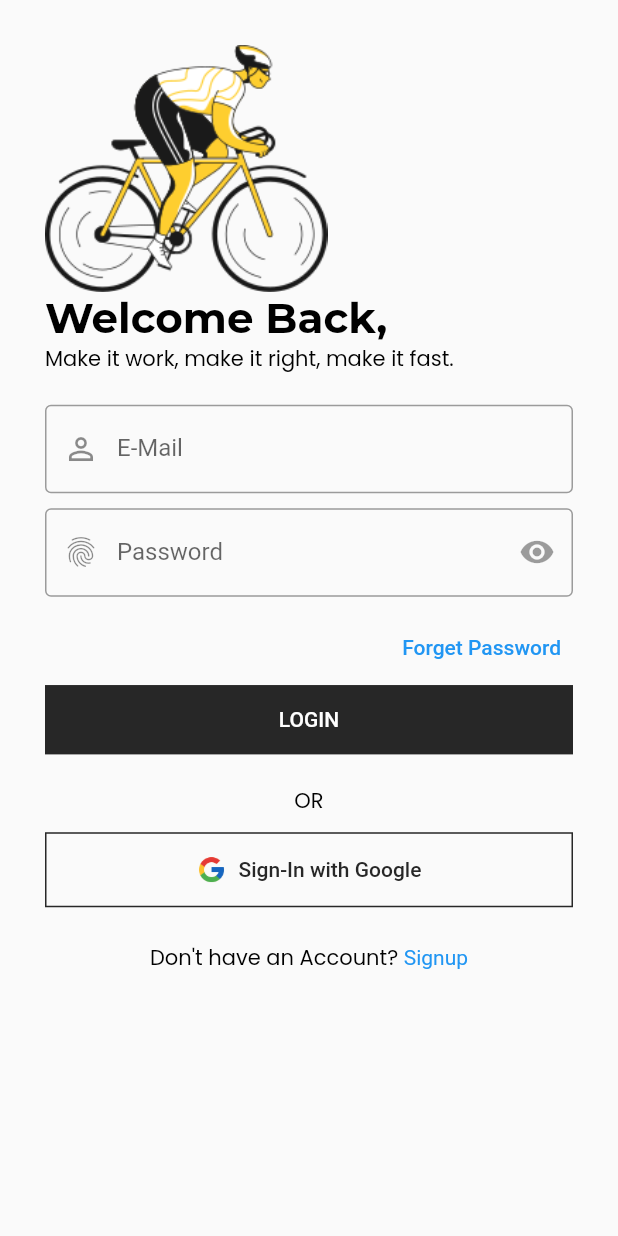
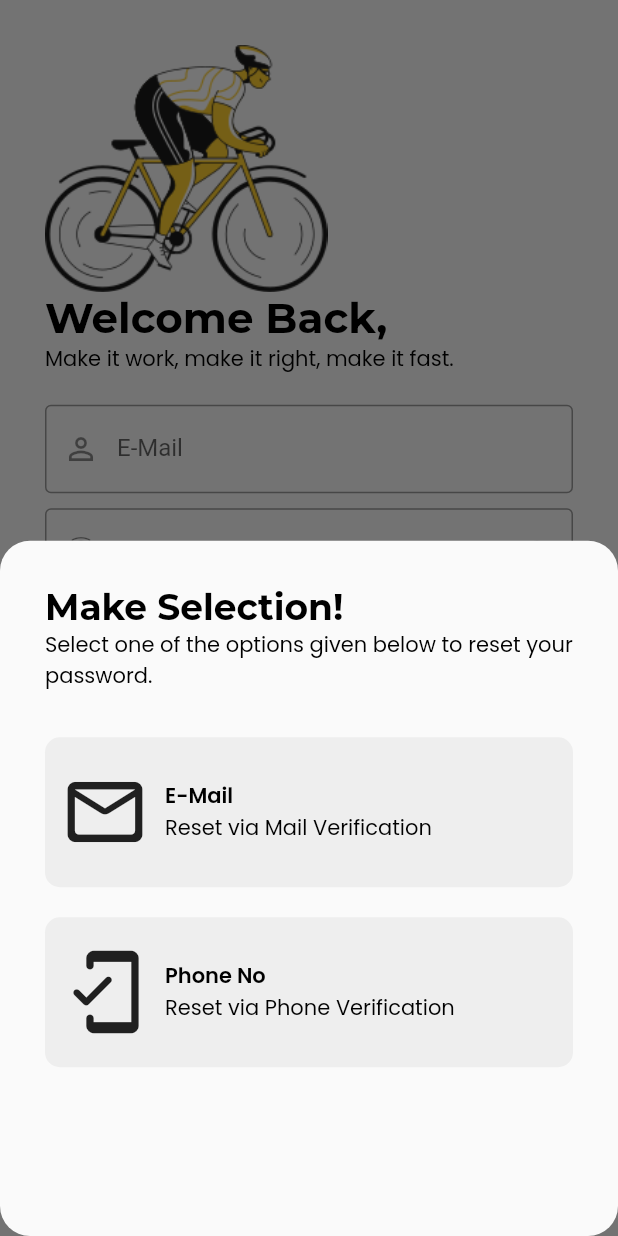
Before and after one commit to kyanhtrang/NT114.N21_FINALPROJECT, a Flutter app: the LoginScreen screen opened directly, after a tap on "Forget Password", on a phone screen of 412 x 824 dp. Run offline on Flutter 3.47's test engine with Material 2 defaults, Android fonts, the light colour scheme and no system bars; our stand-ins replace get, google_fonts, liquid_swipe, smooth_page_indicator.

Commit message:
add forget password screen

```diff
--- a/final_project/lib/src/constants/images_strings.dart
+++ b/final_project/lib/src/constants/images_strings.dart
@@ -1,22 +1,17 @@
 const String tSplashTopIcon = "assets/images/splash_images/splash-top-icon.png";
 const String tSplashImage = "assets/images/splash_images/splash-screen-image.png";
-
-
 
 // -- OnBoarding Screen Images
 const String tOnBoardingImage1 = "assets/images/on_boarding_images/on-boarding-image-1.png";
 const String tOnBoardingImage2 = "assets/images/on_boarding_images/on-boarding-image-2.png";
 const String tOnBoardingImage3 = "assets/images/on_boarding_images/on-boarding-image-3.png";
 
-
 // -- Welcome Screen Images
 // -- also used in Login & SignUp
 const String tWelcomeScreenImage = "assets/images/welcome_images/welcome-screen-image.png";
 
-
 // -- Login & SignUp Images
 const String tGoogleLogoImage = "assets/logo/google-logo.png";
 
-
 // -- Forget Password Images
 const String tForgetPasswordImage = "assets/images/forget_password/forget-password.png";
--- a/final_project/lib/src/constants/text_strings.dart
+++ b/final_project/lib/src/constants/text_strings.dart
@@ -9,11 +9,9 @@ const String tFullName = "Full Name";
 const String tForgetPassword = "Forget Password";
 const String tSignInWithGoogle = "Sign-In with Google";
 
-
 // -- Splash Screen Text
 const String tAppName = "Vehicle Renting";
 const String tAppTagLine = "Like Traveling. \nBook me now!";
-
 
 // -- On Boarding Text
 const String tOnBoardingTitle1 = "Build Awesome Apps";
@@ -26,11 +24,9 @@ const String tOnBoardingCounter1 = "1/3";
 const String tOnBoardingCounter2 = "2/3";
 const String tOnBoardingCounter3 = "3/3";
 
-
 // -- Welcome Screen Text
 const String tWelcomeTitle = "Build Awesome Apps";
 const String tWelcomeSubTitle = "Let's put your creativity on the development highway.";
-
 
 // -- Login Screen Text
 const String tLoginTitle = "Welcome Back,";
@@ -38,12 +34,10 @@ const String tLoginSubTitle = "Make it work, make it right, make it fast.";
 const String tRememberMe = "Remember Me?";
 const String tDontHaveAnAccount = "Don't have an Account? ";
 
-
 // -- Sign Up Screen Text
 const String tSignUpTitle = "Get On Board!";
 const String tSignUpSubTitle = "Create your profile to start your Journey.";
 const String tAlreadyHaveAnAccount = "Already have an Account? ";
-
 
 // -- Forget Password Text
 const String tForgetPasswordTitle = "Make Selection!";
--- /dev/null
+++ b/final_project/lib/src/features/authentication/screens/forget_password/forget_password_options/bottom_sheet_button_widget.dart
@@ -0,0 +1,43 @@
+import 'package:flutter/cupertino.dart';
+import 'package:flutter/material.dart';
+
+class ForgetPasswordBtnWidget extends StatelessWidget {
+  const ForgetPasswordBtnWidget({
+    required this.btnIcon,
+    required this.title,
+    required this.subTitle,
+    required this.onTap,
+    Key? key,
+  }) : super(key: key);
+
+  final IconData btnIcon;
+  final String title, subTitle;
+  final VoidCallback onTap;
+
+  @override
+  Widget build(BuildContext context) {
+    return GestureDetector(
+      onTap: onTap,
+      child: Container(
+        padding: const EdgeInsets.symmetric(vertical: 20, horizontal: 10.0),
+        decoration: BoxDecoration(
+          borderRadius: BorderRadius.circular(10.0),
+          color: Colors.grey.shade200,
+        ),
+        child: Row(
+          children: [
+            Icon(btnIcon, size: 60.0),
+            const SizedBox(width: 10.0),
+            Column(
+              crossAxisAlignment: CrossAxisAlignment.start,
+              children: [
+                Text(title, style: Theme.of(context).textTheme.headline6),
+                Text(subTitle, style: Theme.of(context).textTheme.bodyText2),
+              ],
+            )
+          ],
+        ),
+      ),
+    );
+  }
+}
--- /dev/null
+++ b/final_project/lib/src/features/authentication/screens/forget_password/forget_password_options/forget_password_bottom_sheet.dart
@@ -0,0 +1,46 @@
+import 'package:flutter/material.dart';
+import 'package:get/get.dart';
+import 'package:get/get_core/src/get_main.dart';
+
+import '../../../../../constants/sizes.dart';
+import '../../../../../constants/text_strings.dart';
+import '../forget_password_mail/forget_password_mail.dart';
+import 'bottom_sheet_button_widget.dart';
+
+class ForgetPasswordScreen {
+  static Future<dynamic> buildShowModalBottomSheet(BuildContext context) {
+    return showModalBottomSheet(
+      context: context,
+      shape: RoundedRectangleBorder(borderRadius: BorderRadius.circular(20.0)),
+      builder: (context) => Container(
+        padding: const EdgeInsets.all(tDefaultSize),
+        child: Column(
+          crossAxisAlignment: CrossAxisAlignment.start,
+          children: [
+            Text(tForgetPasswordTitle,
+                style: Theme.of(context).textTheme.headline2),
+            Text(tForgetPasswordSubTitle,
+                style: Theme.of(context).textTheme.bodyText2),
+            const SizedBox(height: 30.0),
+            ForgetPasswordBtnWidget(
+              onTap: () {
+                Navigator.pop(context);
+                Get.to(() => const ForgetPasswordMailScreen());
+              },
+              title: tEmail,
+              subTitle: tResetViaEMail,
+              btnIcon: Icons.mail_outline_rounded,
+            ),
+            const SizedBox(height: 20.0),
+            ForgetPasswordBtnWidget(
+              onTap: () {},
+              title: tPhoneNo,
+              subTitle: tResetViaPhone,
+              btnIcon: Icons.mobile_friendly_rounded,
+            ),
+          ],
+        ),
+      ),
+    );
+  }
+}
--- a/final_project/lib/src/features/authentication/screens/login/login_form_widget.dart
+++ b/final_project/lib/src/features/authentication/screens/login/login_form_widget.dart
@@ -1,3 +1,4 @@
+import 'package:final_project/src/features/authentication/screens/forget_password/forget_password_options/forget_password_bottom_sheet.dart';
 import 'package:flutter/cupertino.dart';
 import 'package:flutter/material.dart';
 import 'package:get/get.dart';
@@ -5,6 +6,7 @@ import 'package:get/get_core/src/get_main.dart';
 
 import '../../../../constants/sizes.dart';
 import '../../../../constants/text_strings.dart';
+import '../forget_password/forget_password_options/bottom_sheet_button_widget.dart';
 import '../signup/signup_screen.dart';
 
 class LoginForm extends StatelessWidget {
@@ -44,7 +46,9 @@ class LoginForm extends StatelessWidget {
             Align(
               alignment: Alignment.centerRight,
               child: TextButton(
-                  onPressed: () {},
+                  onPressed: () {
+                    ForgetPasswordScreen.buildShowModalBottomSheet(context);
+                  },
                   child: const Text(tForgetPassword)),
             ),
             SizedBox(
--- a/final_project/pubspec.yaml
+++ b/final_project/pubspec.yaml
@@ -67,6 +67,7 @@ flutter:
     - assets/images/on_boarding_images/
     - assets/images/welcome_images/
     - assets/logo/
+    - assets/images/forget_password/
 # To add assets to your application, add an assets section, like this:
   # assets:
   #   - images/a_dot_burr.jpeg
```
Also changed, not shown: final_project/lib/src/features/authentication/screens/forget_password/forget_password_mail/forget_password_mail.dart (added, +60 -0 lines), final_project/assets/images/forget_password/forget-password.png (added), final_project/pubspec.lock, 3 other files.
